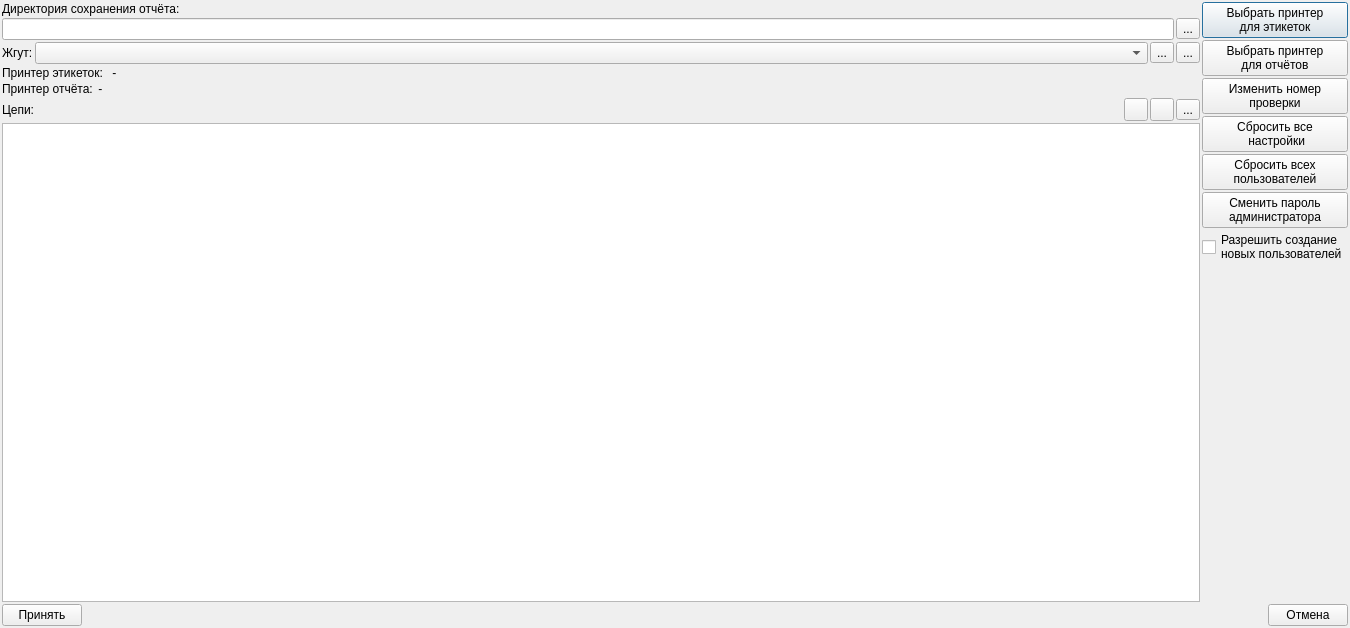
Nodens-LOTGA/CircuitTester, file src/SettingsDialog.ui: the form before one commit.
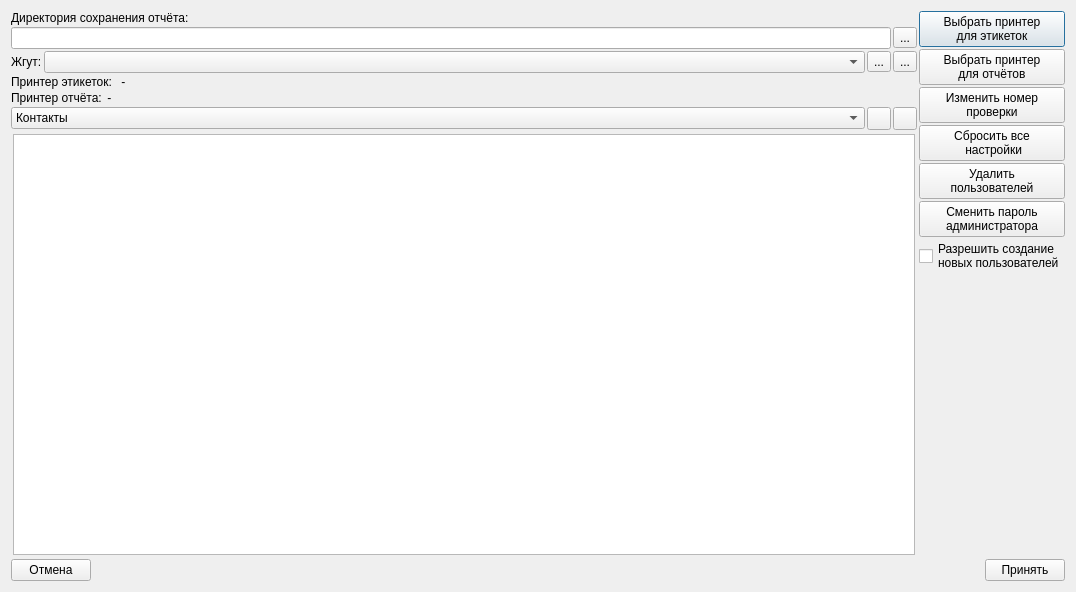
The form after the commit. Icons and pictures are not drawn.

Patch:
```diff
--- a/src/SettingsDialog.ui
+++ b/src/SettingsDialog.ui
@@ -6,8 +6,8 @@
    <rect>
     <x>0</x>
     <y>0</y>
-    <width>1350</width>
-    <height>628</height>
+    <width>1076</width>
+    <height>592</height>
    </rect>
   </property>
   <property name="sizePolicy">
@@ -16,12 +16,6 @@
     <verstretch>0</verstretch>
    </sizepolicy>
   </property>
-  <property name="minimumSize">
-   <size>
-    <width>1260</width>
-    <height>0</height>
-   </size>
-  </property>
   <property name="windowTitle">
    <string>Настройки</string>
   </property>
@@ -30,16 +24,16 @@
   </property>
   <layout class="QGridLayout" name="gridLayout">
    <property name="leftMargin">
-    <number>2</number>
+    <number>11</number>
    </property>
    <property name="topMargin">
-    <number>2</number>
+    <number>11</number>
    </property>
    <property name="rightMargin">
-    <number>2</number>
+    <number>11</number>
    </property>
    <property name="bottomMargin">
-    <number>2</number>
+    <number>11</number>
    </property>
    <property name="spacing">
     <number>2</number>
@@ -115,7 +109,7 @@
      <item>
       <widget class="QPushButton" name="delUsersPB">
        <property name="text">
-        <string>Сбросить всех
+        <string>Удалить
 пользователей</string>
        </property>
       </widget>
@@ -264,13 +258,17 @@
         <number>2</number>
        </property>
        <item>
-        <widget class="QLabel" name="i_circuitL">
-         <property name="text">
-          <string>Цепи:</string>
-         </property>
-         <property name="alignment">
-          <set>Qt::AlignLeading|Qt::AlignLeft|Qt::AlignVCenter</set>
-         </property>
+        <widget class="QComboBox" name="pageCB">
+         <item>
+          <property name="text">
+           <string>Контакты</string>
+          </property>
+         </item>
+         <item>
+          <property name="text">
+           <string>Цепи</string>
+          </property>
+         </item>
         </widget>
        </item>
        <item>
@@ -289,21 +287,58 @@
          </property>
         </widget>
        </item>
-       <item>
-        <widget class="QToolButton" name="editTB">
-         <property name="text">
-          <string>...</string>
-         </property>
-         <property name="icon">
-          <iconset resource="../resources/resources.qrc">
-           <normaloff>:/icon/edit.png</normaloff>:/icon/edit.png</iconset>
-         </property>
-        </widget>
-       </item>
       </layout>
      </item>
      <item>
-      <widget class="QTableView" name="circuitTV"/>
+      <widget class="QStackedWidget" name="stackedWidget">
+       <property name="currentIndex">
+        <number>0</number>
+       </property>
+       <widget class="QWidget" name="page">
+        <layout class="QGridLayout" name="gridLayout_2">
+         <property name="leftMargin">
+          <number>2</number>
+         </property>
+         <property name="topMargin">
+          <number>2</number>
+         </property>
+         <property name="rightMargin">
+          <number>2</number>
+         </property>
+         <property name="bottomMargin">
+          <number>2</number>
+         </property>
+         <property name="spacing">
+          <number>2</number>
+         </property>
+         <item row="0" column="0">
+          <widget class="QTableView" name="circuitTV"/>
+         </item>
+        </layout>
+       </widget>
+       <widget class="QWidget" name="page_2">
+        <layout class="QGridLayout" name="gridLayout_3">
+         <property name="leftMargin">
+          <number>2</number>
+         </property>
+         <property name="topMargin">
+          <number>2</number>
+         </property>
+         <property name="rightMargin">
+          <number>2</number>
+         </property>
+         <property name="bottomMargin">
+          <number>2</number>
+         </property>
+         <property name="spacing">
+          <number>2</number>
+         </property>
+         <item row="0" column="0">
+          <widget class="QTableView" name="relationTV"/>
+         </item>
+        </layout>
+       </widget>
+      </widget>
      </item>
     </layout>
    </item>
@@ -312,26 +347,6 @@
      <property name="spacing">
       <number>0</number>
      </property>
-     <item>
-      <widget class="QPushButton" name="okPB">
-       <property name="text">
-        <string>Принять</string>
-       </property>
-      </widget>
-     </item>
-     <item>
-      <spacer name="horizontalSpacer_2">
-       <property name="orientation">
-        <enum>Qt::Horizontal</enum>
-       </property>
-       <property name="sizeHint" stdset="0">
-        <size>
-         <width>40</width>
-         <height>20</height>
-        </size>
-       </property>
-      </spacer>
-     </item>
      <item>
       <widget class="QPushButton" name="cancelPB">
        <property name="text">
@@ -342,6 +357,26 @@
        </property>
       </widget>
      </item>
+     <item>
+      <spacer name="horizontalSpacer_2">
+       <property name="orientation">
+        <enum>Qt::Horizontal</enum>
+       </property>
+       <property name="sizeHint" stdset="0">
+        <size>
+         <width>40</width>
+         <height>20</height>
+        </size>
+       </property>
+      </spacer>
+     </item>
+     <item>
+      <widget class="QPushButton" name="okPB">
+       <property name="text">
+        <string>Принять</string>
+       </property>
+      </widget>
+     </item>
     </layout>
    </item>
   </layout>
```
Left out of the diff: 19 changed lines with no effect on the pictures.
